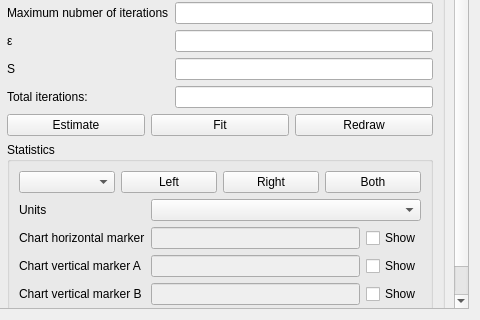
Before: the Qt Designer form src/gui/hyperbolefitwidget.ui in echmet/CEval, drawn with Qt 5; both pictures show x 647 to 1127 and y 283 to 603 of the 1127 by 603 pixel window.
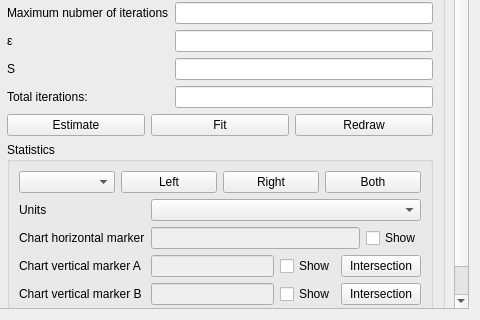
After: the same form once the commit is applied. Custom widgets are drawn as their Qt base class.

Commit message: - Display a warning message when the hyperbole fitting regressors fail to   converge - Add GUI elements to set values of vertical markers automatically and   wire them up

The edit to the form file:
```diff
--- a/src/gui/hyperbolefitwidget.ui
+++ b/src/gui/hyperbolefitwidget.ui
@@ -24,8 +24,8 @@
        <rect>
         <x>0</x>
         <y>0</y>
-        <width>1107</width>
-        <height>583</height>
+        <width>1090</width>
+        <height>588</height>
        </rect>
       </property>
       <layout class="QHBoxLayout" name="horizontalLayout_8">
@@ -544,6 +544,13 @@
                      </property>
                     </widget>
                    </item>
+                   <item>
+                    <widget class="QPushButton" name="qpb_chartVerticalAMarkerItsc">
+                     <property name="text">
+                      <string>Intersection</string>
+                     </property>
+                    </widget>
+                   </item>
                   </layout>
                  </item>
                  <item row="3" column="0">
@@ -610,6 +617,13 @@
                      </property>
                     </widget>
                    </item>
+                   <item>
+                    <widget class="QPushButton" name="qpb_chartVerticalBMarkerItsc">
+                     <property name="text">
+                      <string>Intersection</string>
+                     </property>
+                    </widget>
+                   </item>
                   </layout>
                  </item>
                 </layout>
```
The commit also changes 3 other files.
